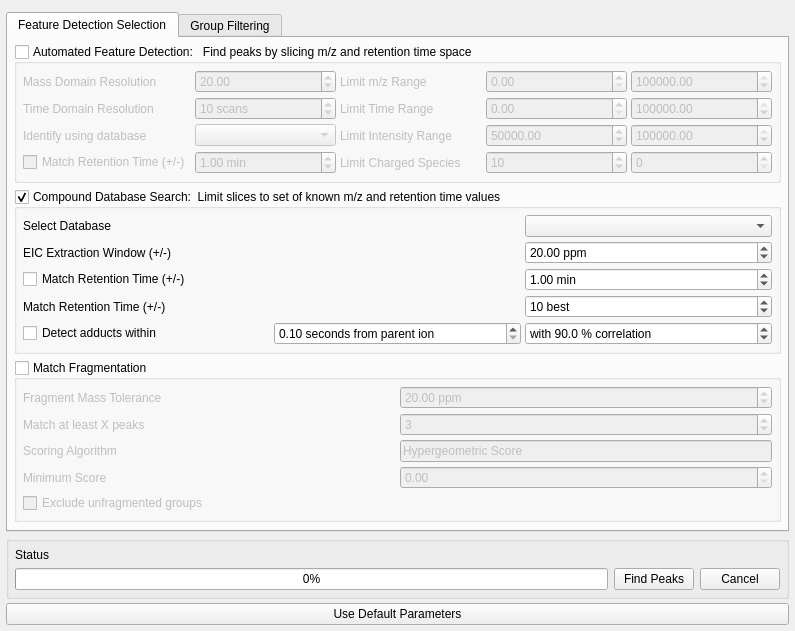
This is src/gui/mzroll/forms/peakdetectiondialog.ui in ElucidataInc/ElMaven as Qt 5 draws it before an edit. The edited form follows.
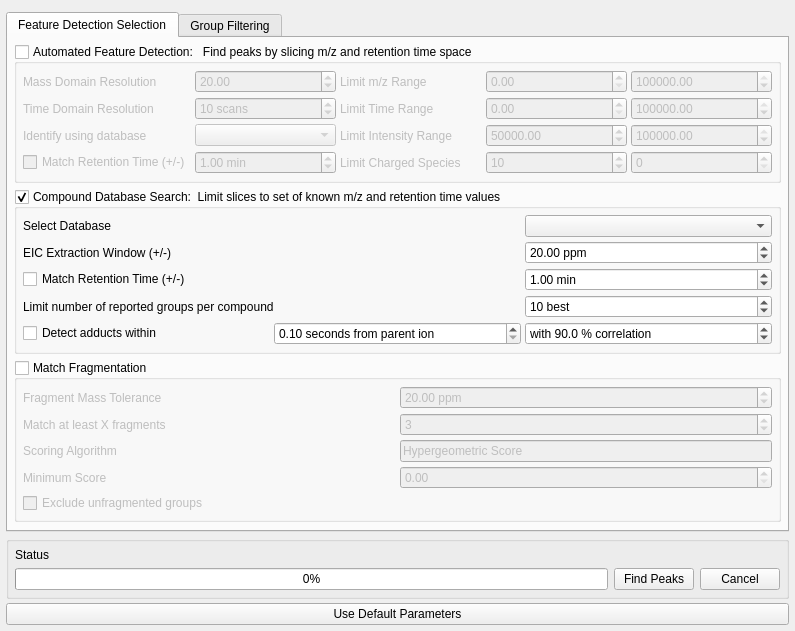
This is the edited form.

Commit message: [Fix] Labels on Peak detection dialog

```diff
--- a/src/gui/mzroll/forms/peakdetectiondialog.ui
+++ b/src/gui/mzroll/forms/peakdetectiondialog.ui
@@ -128,7 +128,7 @@
           <item row="2" column="0">
            <widget class="QLabel" name="label_matchAtLeastX">
             <property name="text">
-             <string>Match at least X peaks</string>
+             <string>Match at least X fragments</string>
             </property>
            </widget>
           </item>
@@ -507,16 +507,6 @@
             </property>
            </widget>
           </item>
-          <item row="3" column="0">
-           <widget class="QLabel" name="label_16">
-            <property name="text">
-             <string>Match Retention Time (+/-)</string>
-            </property>
-            <property name="checked" stdset="0">
-             <string>Limit Number of Reported Groups per Compound</string>
-            </property>
-           </widget>
-          </item>
           <item row="1" column="2">
            <widget class="QDoubleSpinBox" name="compoundPPMWindow">
             <property name="suffix">
@@ -620,6 +610,16 @@
           <item row="0" column="2">
            <widget class="QComboBox" name="compoundDatabase"/>
           </item>
+          <item row="3" column="0" colspan="2">
+           <widget class="QLabel" name="label_16">
+            <property name="text">
+             <string>Limit number of reported groups per compound</string>
+            </property>
+            <property name="checked" stdset="0">
+             <string>Limit Number of Reported Groups per Compound</string>
+            </property>
+           </widget>
+          </item>
          </layout>
         </widget>
        </item>
```
